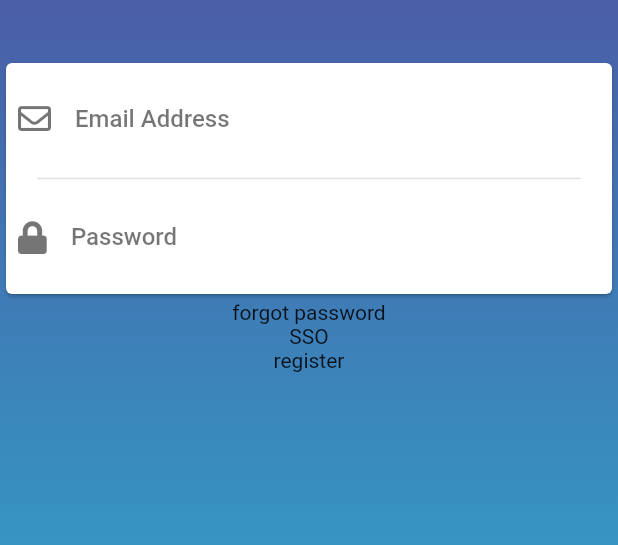
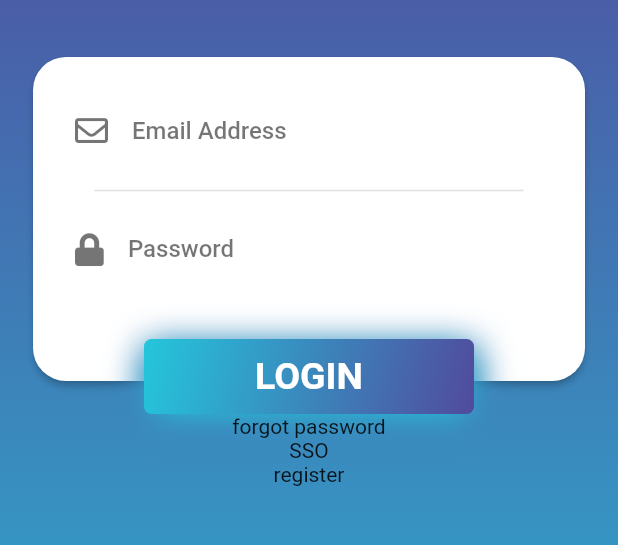
Before and after one commit to sing3demons/flutter_mystock, a Flutter app: the screen it shows after launch, on a phone screen of 412 x 824 dp, the part 195-740 px from its top. Run offline on Flutter 3.47's test engine with Material 2 defaults, Android fonts, the phone set to English and light mode, and no system bars; our stand-ins replace font_awesome_flutter.

Commit message:
login_page ->form input add buttom login

```diff
--- a/lib/src/pages/login/widgets/login_form.dart
+++ b/lib/src/pages/login/widgets/login_form.dart
@@ -1,13 +1,76 @@
 import 'package:flutter/material.dart';
 import 'package:font_awesome_flutter/font_awesome_flutter.dart';
+import 'package:mystock/src/config/theme.dart' as cuttom_theme;
 
 class LoginForm extends StatelessWidget {
   @override
   Widget build(BuildContext context) {
-    return Card(
-      child: Padding(
-        padding: const EdgeInsets.all(8.0),
-        child: FormInput(),
+    return Stack(
+      alignment: Alignment.bottomCenter,
+      children: [
+        _buildForm(),
+        _buildSubmitFormButton(),
+      ],
+    );
+  }
+
+  Card _buildForm() => Card(
+        margin: EdgeInsets.only(bottom: 22, left: 22, right: 22),
+        elevation: 2.0,
+        color: Colors.white,
+        shape: RoundedRectangleBorder(
+          borderRadius: BorderRadius.circular(22.0),
+        ),
+        child: Padding(
+          padding:
+              const EdgeInsets.only(top: 20, bottom: 58, left: 28, right: 28),
+          child: FormInput(),
+        ),
+      );
+
+  Container _buildSubmitFormButton() => Container(
+        width: 220,
+        height: 50,
+        decoration: _boxDecoration(),
+        child: FlatButton(
+          onPressed: () {
+            //
+          },
+          child: Text(
+            'LOGIN',
+            style: TextStyle(
+              color: Colors.white,
+              fontSize: 25.0,
+              fontWeight: FontWeight.w700,
+            ),
+          ),
+        ),
+      );
+
+  BoxDecoration _boxDecoration() {
+    final gradientStart = cuttom_theme.Theme.gradientStart;
+    final gradientEnd = cuttom_theme.Theme.gradientEnd;
+
+    final boxShadowItem = (Color color) => BoxShadow(
+          color: color,
+          offset: Offset(1.0, 6.0),
+          blurRadius: 20.0,
+        );
+
+    return BoxDecoration(
+      borderRadius: BorderRadius.all(Radius.circular(5.0)),
+      boxShadow: [
+        boxShadowItem(gradientStart),
+        boxShadowItem(gradientEnd),
+      ],
+      gradient: LinearGradient(
+        colors: [
+          gradientEnd,
+          gradientStart,
+        ],
+        begin: const FractionalOffset(0.0, 0.0),
+        end: const FractionalOffset(1.0, 1.0),
+        stops: [0.0, 1.0],
       ),
     );
   }
```
